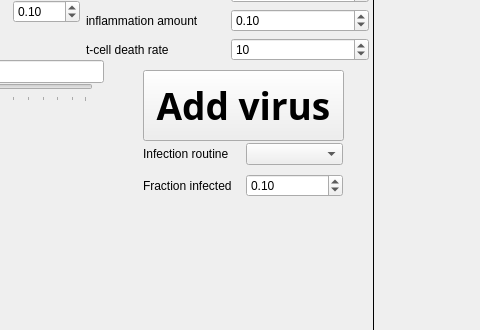
First picture: the form in mainwindow.ui, repository thijsjanzen/onco_viral_sim, before the edit; both pictures show x 257 to 737 and y 340 to 670 of the 1394 by 836 pixel window.
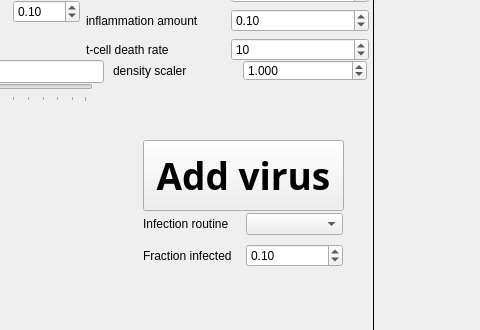
Second picture: the form after the edit. Custom widgets are drawn as their Qt base class.

Patch:
```diff
--- a/mainwindow.ui
+++ b/mainwindow.ui
@@ -238,7 +238,7 @@
     <property name="geometry">
      <rect>
       <x>400</x>
-      <y>410</y>
+      <y>480</y>
       <width>201</width>
       <height>71</height>
      </rect>
@@ -373,7 +373,7 @@
     <property name="geometry">
      <rect>
       <x>400</x>
-      <y>480</y>
+      <y>550</y>
       <width>200</width>
       <height>60</height>
      </rect>
@@ -424,7 +424,7 @@
      </item>
     </layout>
    </widget>
-   <widget class="QWidget" name="">
+   <widget class="QWidget" name="layoutWidget">
     <property name="geometry">
      <rect>
       <x>160</x>
@@ -882,7 +882,41 @@
      </item>
     </layout>
    </widget>
-   <zorder>layoutWidget</zorder>
+   <widget class="QLabel" name="label_52">
+    <property name="geometry">
+     <rect>
+      <x>370</x>
+      <y>400</y>
+      <width>124</width>
+      <height>21</height>
+     </rect>
+    </property>
+    <property name="text">
+     <string>density scaler</string>
+    </property>
+   </widget>
+   <widget class="QDoubleSpinBox" name="box_density_scaler">
+    <property name="geometry">
+     <rect>
+      <x>500</x>
+      <y>400</y>
+      <width>124</width>
+      <height>21</height>
+     </rect>
+    </property>
+    <property name="decimals">
+     <number>3</number>
+    </property>
+    <property name="maximum">
+     <double>2.000000000000000</double>
+    </property>
+    <property name="singleStep">
+     <double>0.010000000000000</double>
+    </property>
+    <property name="value">
+     <double>1.000000000000000</double>
+    </property>
+   </widget>
    <zorder>layoutWidget</zorder>
    <zorder>layoutWidget</zorder>
    <zorder>q_label</zorder>
```
Left out of the diff: 4 changed lines with no effect on the pictures.
